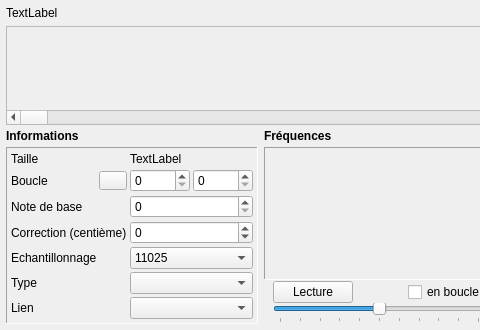
This is trunk/pages/page_smpl.ui in davy7125/polyphone as Qt 5 draws it before an edit; both pictures show x 0 to 480 and y 0 to 330 of the 800 by 330 pixel window. The edited form follows.
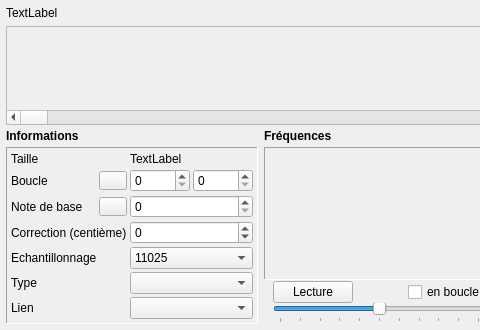
This is the edited form. Icons and pictures are not drawn. Custom widgets are drawn as their Qt base class.

Commit message: (regression) display of multiple rootkeys (new) key names displayed with sharps or flats (new) button to assign estimated pitch and correction (fix) documentation corrections

```diff
--- a/trunk/pages/page_smpl.ui
+++ b/trunk/pages/page_smpl.ui
@@ -909,13 +909,6 @@
              </property>
             </widget>
            </item>
-           <item row="2" column="0" colspan="2">
-            <widget class="QLabel" name="label_3">
-             <property name="text">
-              <string>Note de base</string>
-             </property>
-            </widget>
-           </item>
            <item row="3" column="0" colspan="2">
             <widget class="QLabel" name="label_4">
              <property name="text">
@@ -944,6 +937,39 @@
              </property>
             </widget>
            </item>
+           <item row="2" column="0">
+            <widget class="QLabel" name="label_3">
+             <property name="text">
+              <string>Note de base</string>
+             </property>
+            </widget>
+           </item>
+           <item row="2" column="1">
+            <widget class="QPushButton" name="pushAutoTune">
+             <property name="maximumSize">
+              <size>
+               <width>28</width>
+               <height>19</height>
+              </size>
+             </property>
+             <property name="toolTip">
+              <string>Utilise l'estimation de la note comme valeur</string>
+             </property>
+             <property name="text">
+              <string/>
+             </property>
+             <property name="icon">
+              <iconset resource="../ressources.qrc">
+               <normaloff>:/icones/auto</normaloff>:/icones/auto</iconset>
+             </property>
+             <property name="iconSize">
+              <size>
+               <width>16</width>
+               <height>16</height>
+              </size>
+             </property>
+            </widget>
+           </item>
           </layout>
          </item>
         </layout>
```
The commit also changes 15 other files.
